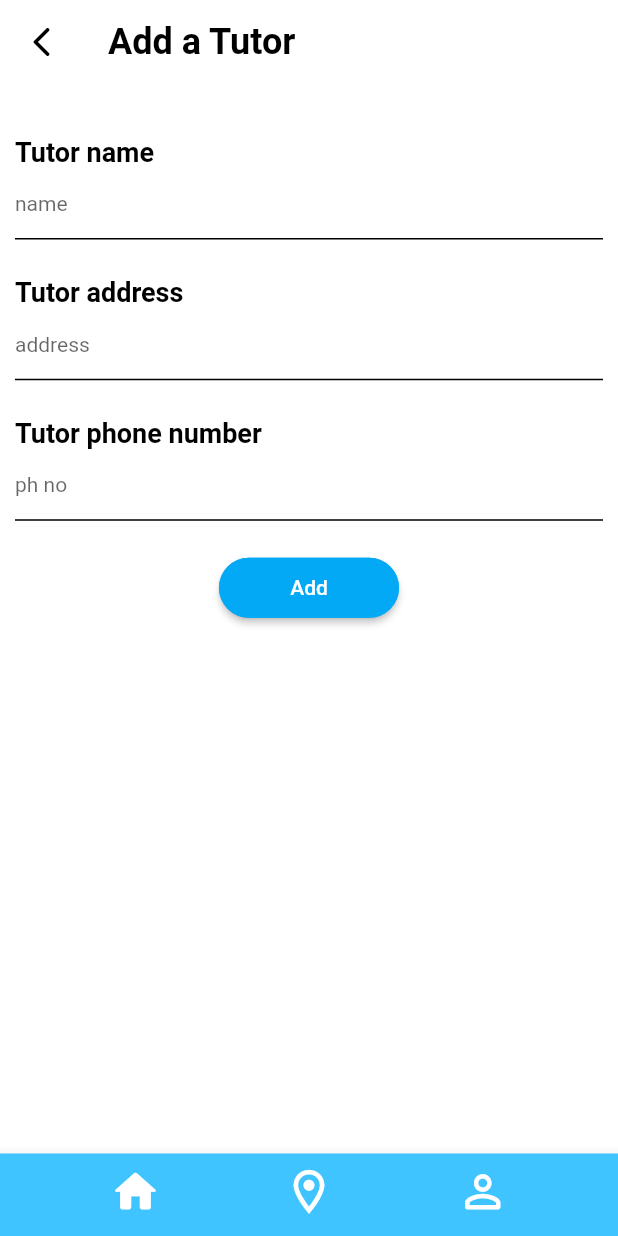
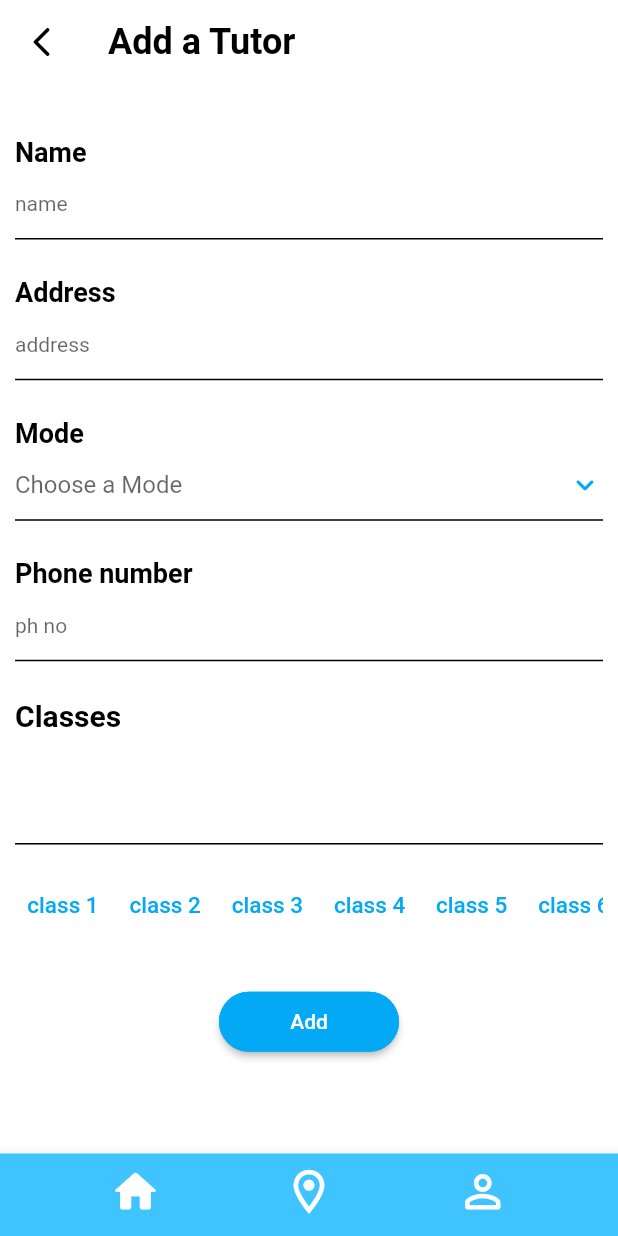
Before and after one commit to soup-stix/Tute-Me, a Flutter app: the Listing screen opened by its route, on a phone screen of 412 x 824 dp. Run offline on Flutter 3.47's test engine with Material 2 defaults, Android fonts, the phone set to English and light mode, and no system bars; our stand-ins replace firebase_core, firebase_database, flutter_svg, geolocator, google_fonts, google_maps_flutter and 3 more; missing offline and left inert: custom_marker, geocoder, label_marker; accounts and stored records are empty.

Commit message:
added mode and class selector

```diff
--- a/lib/listingnew.dart
+++ b/lib/listingnew.dart
@@ -16,31 +16,14 @@ class Listing extends StatefulWidget {
 
 class _ListingState extends State<Listing> {
 
-  final _database = FirebaseDatabase.instance.reference();
+  //final _database = FirebaseDatabase.instance.reference();
 
-  List<String> items = [
-    "Calculators",
-    "Class Notes - Handwritten",
-    "Engineering Graphics Tools",
-    "Mini Drafters",
-    "Non - Academics Books",
-    "Observations",
-    "Other PDF reference materials",
-    "PDF Notes",
-    "Previous year questions papers",
-    "Reference Books",
-    "Reference Materials - PDF",
-    "Text Books",
-    "Others",
-  ];
-  //var seen = Set<String>();
-  //List<String> uniquelist = items.where((item) => seen.add(item)).toList();
-  var categories;
-  var negotiable;
-  var delivery;
   bool _loadingWidget = false;
+  List<String> _values = [];
+  List<bool> _selected = [];
   dynamic _latitude;
   dynamic _longitude;
+  dynamic _modeValue;
   final _nameController = TextEditingController();
   final _addressController = TextEditingController();
   final _phoneController = TextEditingController();
@@ -114,6 +97,67 @@ class _ListingState extends State<Listing> {
     });
   }
 
+  Widget buildChips() {
+    List<Widget> chips = [];
+
+    for (int i = 0; i < _values.length; i++) {
+      RawChip actionChip = RawChip(
+        selected: _selected[i],
+        label: Text(_values[i],style: TextStyle(fontSize: 15,color: Colors.black),),
+        backgroundColor: Colors.white,
+        selectedColor: Colors.lightBlue,
+        deleteButtonTooltipMessage: "Remove class",
+        deleteIcon: Icon(Icons.close_rounded,size: 15,color: Colors.black,),
+        onPressed: () {
+          setState(() {
+            _selected[i] = !_selected[i];
+          });
+        },
+        onDeleted: () {
+          _values.removeAt(i);
+          _selected.removeAt(i);
+
+          setState(() {
+            _values = _values;
+            _selected = _selected;
+          });
+        },
+        showCheckmark: false,
+      );
+      chips.add(actionChip);
+      chips.add(SizedBox(width: MediaQuery.of(context).size.width*0.01,));
+    }
+
+    return ListView(
+      scrollDirection: Axis.horizontal,
+      children: chips,
+    );
+  }
+
+  Widget buildButtons() {
+    List<Widget> buttons = [];
+
+    for (int i = 1; i < 13; i++) {
+      TextButton buttonChip = TextButton(
+          style: ButtonStyle(enableFeedback: true,),
+          onPressed: () {
+            setState(() {
+              _values.add('class $i');
+              _selected.add(true);
+            });
+          },
+          child: Text("class $i", style: TextStyle(fontSize: 15,color: Colors.lightBlue),)
+      );
+      buttons.add(buttonChip);
+      buttons.add(SizedBox(width: MediaQuery.of(context).size.width*0.01,));
+    }
+
+    return ListView(
+      scrollDirection: Axis.horizontal,
+      children: buttons,
+    );
+  }
+
   @override
   Widget build(BuildContext context) {
     return Scaffold(
@@ -139,7 +183,7 @@ class _ListingState extends State<Listing> {
                 Align(
                   alignment: Alignment.centerLeft,
                   //padding: EdgeInsets.only(left:MediaQuery.of(context).size.width*0.05,top:MediaQuery.of(context).size.height*0.3),
-                  child: Text("Tutor name",
+                  child: Text("Name",
                     style: TextStyle(color: Colors.black,fontSize: 18,fontWeight: FontWeight.bold),
                   ),
                 ),
@@ -163,7 +207,7 @@ class _ListingState extends State<Listing> {
                 Align(
                   alignment: Alignment.centerLeft,
                   //padding: EdgeInsets.only(left:MediaQuery.of(context).size.width*0.05,top:MediaQuery.of(context).size.height*0.3),
-                  child: Text("Tutor address",
+                  child: Text("Address",
                     style: TextStyle(color: Colors.black,fontSize: 18,fontWeight: FontWeight.bold),
                   ),
                 ),
@@ -183,11 +227,57 @@ class _ListingState extends State<Listing> {
                   controller: _addressController,
                   //maxLines: 3,
                 ),
+                  SizedBox(height: MediaQuery.of(context).size.height*0.03,),
+                  Align(
+                    alignment: Alignment.centerLeft,
+                    //padding: EdgeInsets.only(left:MediaQuery.of(context).size.width*0.05,top:MediaQuery.of(context).size.height*0.3),
+                    child: Text("Mode",
+                      style: TextStyle(color: Colors.black,
+                          fontSize: 18,
+                          fontWeight: FontWeight.bold),
+                    ),
+                  ),
+                  //SizedBox(height: MediaQuery.of(context).size.height*0.02,),
+                  DropdownButtonFormField(
+                    dropdownColor: Colors.white,
+                    icon: Icon(
+                    Icons.keyboard_arrow_down_rounded, color: Colors.lightBlue,),
+                  hint: Text("Choose a Mode"),
+                  items: [
+                    "Online",
+                    "Offline",
+
+                  ].map((String value) {
+                    return DropdownMenuItem<String>(
+                      value: value,
+                      child: Text(value,
+                        style: TextStyle(fontSize: 14, color: Colors.black),),
+                    );
+                  }).toList(),
+                  onChanged: (String? newValue) {
+                    print(newValue);
+                    _modeValue = newValue;
+                  },
+                  decoration: const InputDecoration(
+                    enabled: true,
+                    enabledBorder: UnderlineInputBorder(
+                        borderSide: BorderSide(color: Colors.black)),
+                    focusedBorder: UnderlineInputBorder(
+                        borderSide: BorderSide(color: Colors.black)),
+                    disabledBorder: UnderlineInputBorder(
+                      borderSide: BorderSide(
+                        color: Colors.white,
+                        width: 2,
+                        style: BorderStyle.solid,
+                      ),
+                    ),
+                  ),
+                ),
                 SizedBox(height: MediaQuery.of(context).size.height*0.03,),
                 Align(
                   alignment: Alignment.centerLeft,
                   //padding: EdgeInsets.only(left:MediaQuery.of(context).size.width*0.05,top:MediaQuery.of(context).size.height*0.3),
-                  child: Text("Tutor phone number",
+                  child: Text("Phone number",
                     style: TextStyle(color: Colors.black,fontSize: 18,fontWeight: FontWeight.bold),
                   ),
                 ),
@@ -208,20 +298,43 @@ class _ListingState extends State<Listing> {
                   //maxLines: 3,
                 ),
                 SizedBox(height: MediaQuery.of(context).size.height*0.03,),
+                Align(
+                  alignment: Alignment.centerLeft,
+                  //padding: EdgeInsets.only(left:MediaQuery.of(context).size.width*0.05,top:MediaQuery.of(context).size.height*0.3),
+                  child: Text("Classes",
+                    style: TextStyle(color: Colors.black,
+                        fontSize: 20,
+                        fontWeight: FontWeight.bold),
+                  ),
+                ),
+                Container(
+                  height: MediaQuery.of(context).size.height*0.08,
+                  child: buildChips(),
+                ),
+                Divider(
+                  thickness: 1,
+                  color: Colors.black,
+                ),
+                Container(
+                  height: MediaQuery.of(context).size.height*0.08,
+                  child: buildButtons(),
+                ),
+                SizedBox(height: MediaQuery.of(context).size.height*0.03,),
                 SizedBox(
                   width: 120,
                   height: 40,
                   child: ElevatedButton(
                       onPressed: () {
+                        print(_values);
                         setState(() {
                           _getlocation();
                           _loadingWidget = true;
                           _onLoading();
                           Future.delayed(Duration(seconds: 3), (){
-                            _database.child('Teachers').child(_phoneController.text).set({
+                            /*_database.child('Teachers').child(_phoneController.text).set({
                               'name': _nameController.text,
                               'coordinates': {'latitude': _latitude,'longitude':_longitude}
-                            });
+                            });*/
                             showDialog<String>(
                               context: context,
                               builder: (BuildContext context) => AlertDialog(
```
